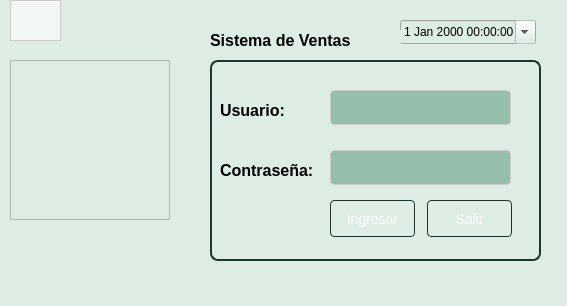
Old version of the form Sistema_de_ventas/ui/FrmLogin.ui in the repository CodeDrTech/DevelopPython.
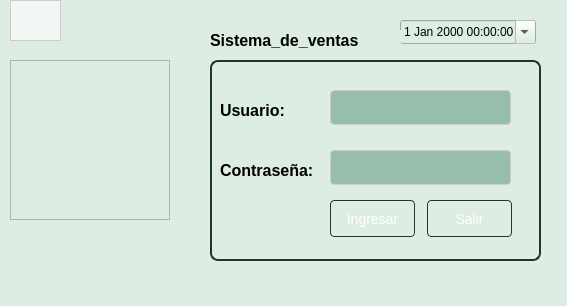
New version of the form.

Patch:
```diff
--- a/Sistema_de_ventas/ui/FrmLogin.ui
+++ b/Sistema_de_ventas/ui/FrmLogin.ui
@@ -62,7 +62,7 @@
 }</string>
     </property>
     <property name="text">
-     <string>Sistema de Ventas</string>
+     <string>Sistema_de_ventas</string>
     </property>
    </widget>
    <widget class="QGraphicsView" name="graphicsView">
```
